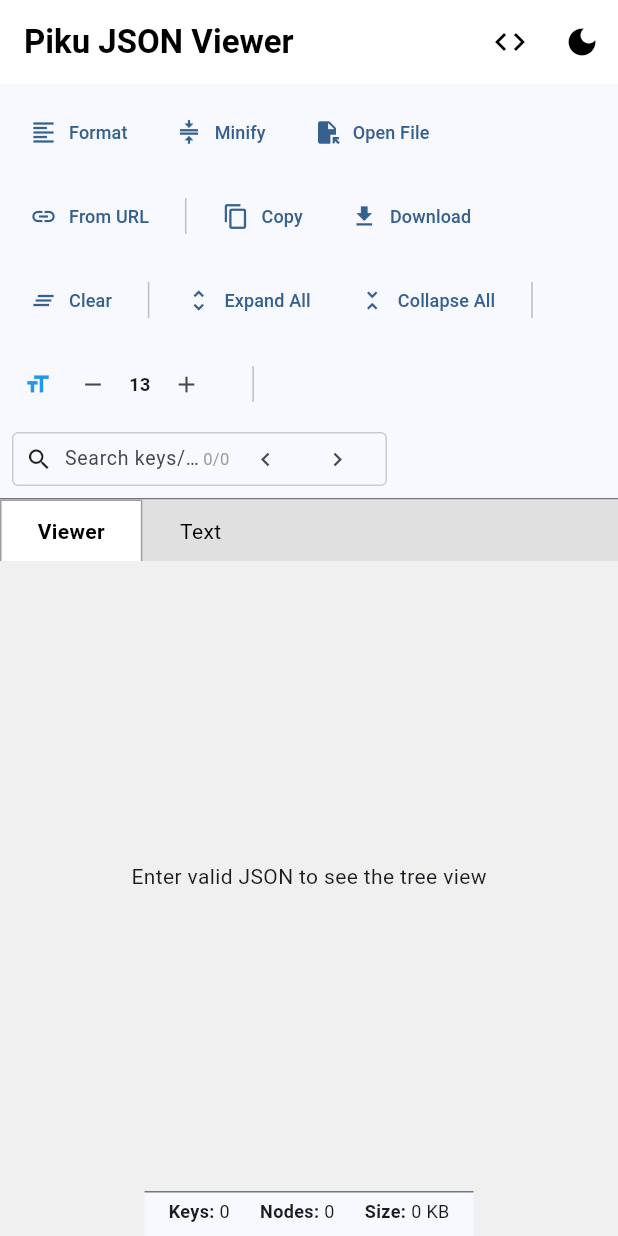
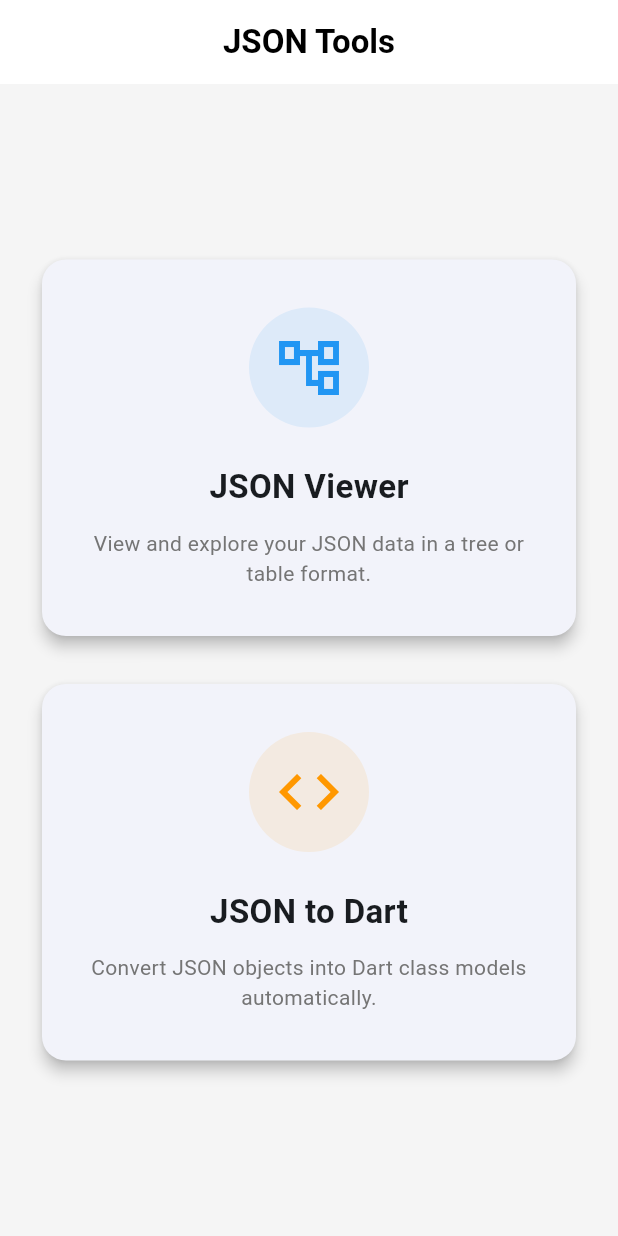
Before and after one commit to Abdullah272056/json_tools, a Flutter app: the screen it shows after launch, on a phone screen of 412 x 824 dp. Run offline on Flutter 3.47's test engine with Material 3 defaults, Android fonts, the phone set to English and light mode, and no system bars; our stand-ins replace file_picker, flutter_highlight, get; missing offline and left inert: flutter_code_editor, highlight, universal_html.

Commit message:
crd page create and designed

```diff
--- a/lib/controllers/json_controller.dart
+++ b/lib/controllers/json_controller.dart
@@ -22,7 +22,6 @@ class JsonController extends GetxController {
   var flattenedNodes = <JsonNode>[].obs;
 
   var isLoading = false.obs;
-  var isDarkMode = false.obs;
 
   var totalKeys = 0.obs;
   var totalNodes = 0.obs;
@@ -340,11 +339,6 @@ class JsonController extends GetxController {
     _jumpToSearchResult(currentSearchIndex.value);
   }
 
-  void toggleTheme() {
-    isDarkMode.value = !isDarkMode.value;
-    Get.changeThemeMode(isDarkMode.value ? ThemeMode.dark : ThemeMode.light);
-  }
-
   void updateFontSize(double delta) {
     double newSize = treeFontSize.value + delta;
     if (newSize >= 8 && newSize <= 30) {
--- /dev/null
+++ b/lib/controllers/theme_controller.dart
@@ -0,0 +1,11 @@
+import 'package:flutter/material.dart';
+import 'package:get/get.dart';
+
+class ThemeController extends GetxController {
+  var isDarkMode = false.obs;
+
+  void toggleTheme() {
+    isDarkMode.value = !isDarkMode.value;
+    Get.changeThemeMode(isDarkMode.value ? ThemeMode.dark : ThemeMode.light);
+  }
+}
--- a/lib/main.dart
+++ b/lib/main.dart
@@ -2,10 +2,13 @@ import 'package:flutter/material.dart';
 import 'package:get/get.dart';
 import 'views/home_view.dart';
 import 'views/json_to_dart_view.dart';
+import 'views/index_view.dart';
 import 'generated/json_to_dart_binding.dart';
 import 'utils/app_theme.dart';
+import 'controllers/theme_controller.dart';
 
 void main() {
+  Get.put(ThemeController());
   runApp(const MyApp());
 }
 
@@ -14,20 +17,29 @@ class MyApp extends StatelessWidget {
 
   @override
   Widget build(BuildContext context) {
-    return GetMaterialApp(
+    final themeController = Get.find<ThemeController>();
+    return Obx(() => GetMaterialApp(
       title: 'JSON Viewer',
       debugShowCheckedModeBanner: false,
       theme: AppTheme.lightTheme,
       darkTheme: AppTheme.darkTheme,
-      themeMode: ThemeMode.light,
-      home: const HomeView(),
+      themeMode: themeController.isDarkMode.value ? ThemeMode.dark : ThemeMode.light,
+      initialRoute: '/',
       getPages: [
+        GetPage(
+          name: '/',
+          page: () => const IndexView(),
+        ),
+        GetPage(
+          name: '/HomeView',
+          page: () => const HomeView(),
+        ),
         GetPage(
           name: '/JsonToDartView',
           page: () => const JsonToDartView(),
           binding: JsonToDartBinding(),
         ),
       ],
-    );
+    ));
   }
 }
--- a/lib/views/home_view.dart
+++ b/lib/views/home_view.dart
@@ -4,6 +4,7 @@ import 'package:flutter_code_editor/flutter_code_editor.dart';
 import 'package:flutter_highlight/themes/monokai-sublime.dart';
 import 'package:flutter_highlight/themes/github.dart';
 import '../controllers/json_controller.dart';
+import '../controllers/theme_controller.dart';
 import '../models/json_node.dart';
 import '../widgets/toolbar.dart';
 import '../widgets/status_bar.dart';
@@ -20,6 +21,7 @@ class HomeView extends StatefulWidget {
 
 class _HomeViewState extends State<HomeView> with SingleTickerProviderStateMixin {
   final controller = Get.put(JsonController());
+  final themeController = Get.find<ThemeController>();
   final ScrollController _treeHorizontalScrollController = ScrollController();
   final ScrollController _tableHorizontalScrollController = ScrollController();
 
@@ -35,6 +37,11 @@ class _HomeViewState extends State<HomeView> with SingleTickerProviderStateMixin
     return Scaffold(
       backgroundColor: const Color(0xFFF0F0F0),
       appBar: AppBar(
+        leading: IconButton(
+          icon: const Icon(Icons.home_rounded),
+          onPressed: () => Get.offAllNamed('/'),
+          tooltip: 'Back to Home',
+        ),
         title: const Text('Piku JSON Viewer',
           style: TextStyle(fontWeight: FontWeight.w700),
         ),
@@ -42,14 +49,9 @@ class _HomeViewState extends State<HomeView> with SingleTickerProviderStateMixin
         backgroundColor: Colors.white,
         foregroundColor: Colors.black,
         actions: [
-          IconButton(
-            icon: const Icon(Icons.code),
-            tooltip: 'JSON to Dart',
-            onPressed: () => Get.to(() => const JsonToDartView(), binding: JsonToDartBinding()),
-          ),
           Obx(() => IconButton(
-            icon: Icon(controller.isDarkMode.value ? Icons.light_mode : Icons.dark_mode),
-            onPressed: controller.toggleTheme,
+            icon: Icon(themeController.isDarkMode.value ? Icons.light_mode : Icons.dark_mode),
+            onPressed: themeController.toggleTheme,
           )),
         ],
       ),
@@ -108,7 +110,7 @@ class _HomeViewState extends State<HomeView> with SingleTickerProviderStateMixin
       key: const ValueKey('EditorView'),
       color: Colors.white,
       child: CodeTheme(
-        data: CodeThemeData(styles: controller.isDarkMode.value ? monokaiSublimeTheme : githubTheme),
+        data: CodeThemeData(styles: themeController.isDarkMode.value ? monokaiSublimeTheme : githubTheme),
         child: SingleChildScrollView(
           child: CodeField(
             controller: controller.codeController,
--- /dev/null
+++ b/lib/views/index_view.dart
@@ -0,0 +1,131 @@
+import 'package:flutter/material.dart';
+import 'package:get/get.dart';
+import 'home_view.dart';
+import 'json_to_dart_view.dart';
+import '../generated/json_to_dart_binding.dart';
+
+class IndexView extends StatelessWidget {
+  const IndexView({super.key});
+
+  @override
+  Widget build(BuildContext context) {
+    return Scaffold(
+      appBar: AppBar(
+        title: const Text('JSON Tools', style: TextStyle(fontWeight: FontWeight.bold)),
+        centerTitle: true,
+        elevation: 0,
+        backgroundColor: Colors.white,
+        foregroundColor: Colors.black,
+      ),
+      body: Container(
+        color: const Color(0xFFF5F5F5),
+        padding: const EdgeInsets.all(24.0),
+        child: Center(
+          child: ConstrainedBox(
+            constraints: const BoxConstraints(maxWidth: 800),
+            child: LayoutBuilder(
+              builder: (context, constraints) {
+                if (constraints.maxWidth > 600) {
+                  return Row(
+                    children: [
+                      Expanded(
+                        child: _buildToolCard(
+                          title: 'JSON Viewer',
+                          description: 'View and explore your JSON data in a tree or table format.',
+                          icon: Icons.account_tree_outlined,
+                          color: Colors.blue,
+                          onTap: () => Get.toNamed('/HomeView'),
+                        ),
+                      ),
+                      const SizedBox(width: 24),
+                      Expanded(
+                        child: _buildToolCard(
+                          title: 'JSON to Dart',
+                          description: 'Convert JSON objects into Dart class models automatically.',
+                          icon: Icons.code,
+                          color: Colors.orange,
+                          onTap: () => Get.toNamed('/JsonToDartView'),
+                        ),
+                      ),
+                    ],
+                  );
+                } else {
+                  return Column(
+                    mainAxisSize: MainAxisSize.min,
+                    children: [
+                      _buildToolCard(
+                        title: 'JSON Viewer',
+                        description: 'View and explore your JSON data in a tree or table format.',
+                        icon: Icons.account_tree_outlined,
+                        color: Colors.blue,
+                        onTap: () => Get.toNamed('/HomeView'),
+                      ),
+                      const SizedBox(height: 24),
+                      _buildToolCard(
+                        title: 'JSON to Dart',
+                        description: 'Convert JSON objects into Dart class models automatically.',
+                        icon: Icons.code,
+                        color: Colors.orange,
+                        onTap: () => Get.toNamed('/JsonToDartView'),
+                      ),
+                    ],
+                  );
+                }
+              },
+            ),
+          ),
+        ),
+      ),
+    );
+  }
+
+  Widget _buildToolCard({
+    required String title,
+    required String description,
+    required IconData icon,
+    required Color color,
+    required VoidCallback onTap,
+  }) {
+    return Card(
+      elevation: 4,
+      shape: RoundedRectangleBorder(borderRadius: BorderRadius.circular(16)),
+      child: InkWell(
+        onTap: onTap,
+        borderRadius: BorderRadius.circular(16),
+        child: Padding(
+          padding: const EdgeInsets.all(32.0),
+          child: Column(
+            mainAxisSize: MainAxisSize.min,
+            children: [
+              Container(
+                padding: const EdgeInsets.all(16),
+                decoration: BoxDecoration(
+                  color: color.withOpacity(0.1),
+                  shape: BoxShape.circle,
+                ),
+                child: Icon(icon, size: 48, color: color),
+              ),
+              const SizedBox(height: 24),
+              Text(
+                title,
+                style: const TextStyle(
+                  fontSize: 22,
+                  fontWeight: FontWeight.bold,
+                ),
+              ),
+              const SizedBox(height: 12),
+              Text(
+                description,
+                textAlign: TextAlign.center,
+                style: TextStyle(
+                  fontSize: 14,
+                  color: Colors.grey.shade600,
+                ),
+              ),
+            ],
+          ),
+        ),
+      ),
+    );
+  }
+}
--- a/lib/views/json_to_dart_view.dart
+++ b/lib/views/json_to_dart_view.dart
@@ -6,7 +6,7 @@ import 'package:flutter_highlight/themes/github.dart';
 import 'package:highlight/highlight.dart' show highlight;
 import 'package:highlight/src/node.dart' as hi;
 import '../controllers/json_to_dart_controller.dart';
-import '../controllers/json_controller.dart';
+import '../controllers/theme_controller.dart';
 
 class JsonToDartView extends GetView<JsonToDartController> {
   const JsonToDartView({super.key});
@@ -15,6 +15,11 @@ class JsonToDartView extends GetView<JsonToDartController> {
   Widget build(BuildContext context) {
     return Scaffold(
       appBar: AppBar(
+        leading: IconButton(
+          icon: const Icon(Icons.home_rounded),
+          onPressed: () => Get.offAllNamed('/'),
+          tooltip: 'Back to Home',
+        ),
         title: const Text('JSON to Dart Converter'),
         actions: [
           IconButton(
@@ -107,7 +112,7 @@ class JsonToDartView extends GetView<JsonToDartController> {
   }
 
   Widget _buildJsonInputPanel() {
-    final themeController = Get.find<JsonController>();
+    final themeController = Get.find<ThemeController>();
     return Column(
       children: [
         Padding(
@@ -233,7 +238,7 @@ class JsonToDartView extends GetView<JsonToDartController> {
   }
 
   Widget _buildDartOutputPanel() {
-    final themeController = Get.find<JsonController>();
+    final themeController = Get.find<ThemeController>();
     return Column(
       children: [
         Container(
```
